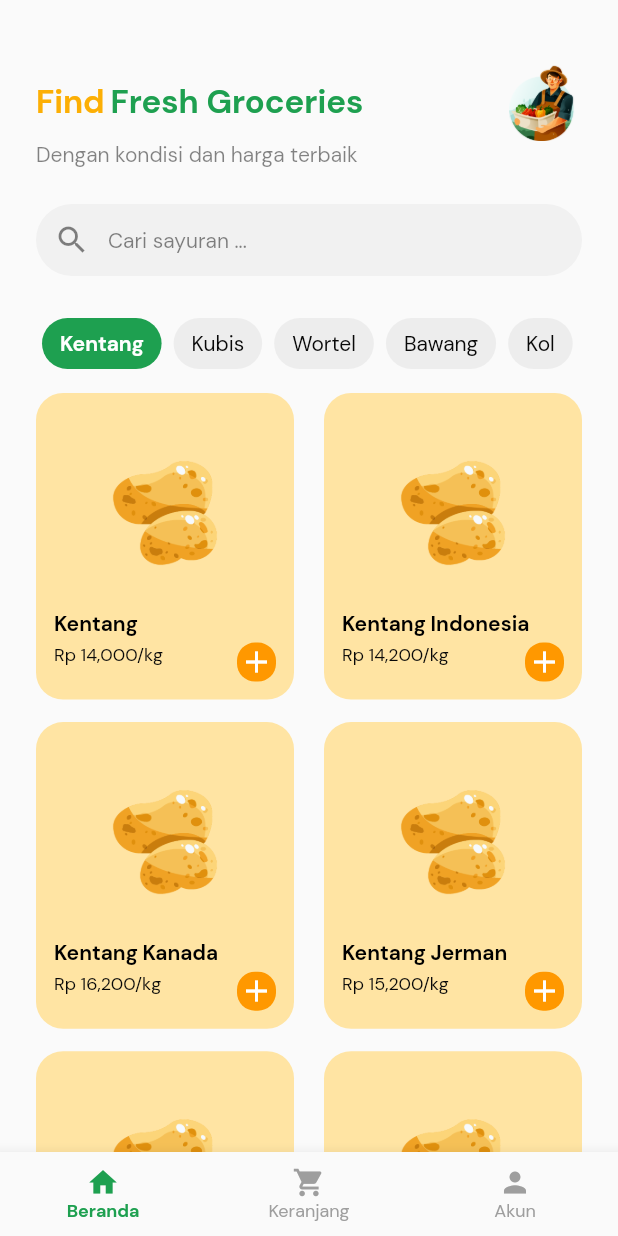
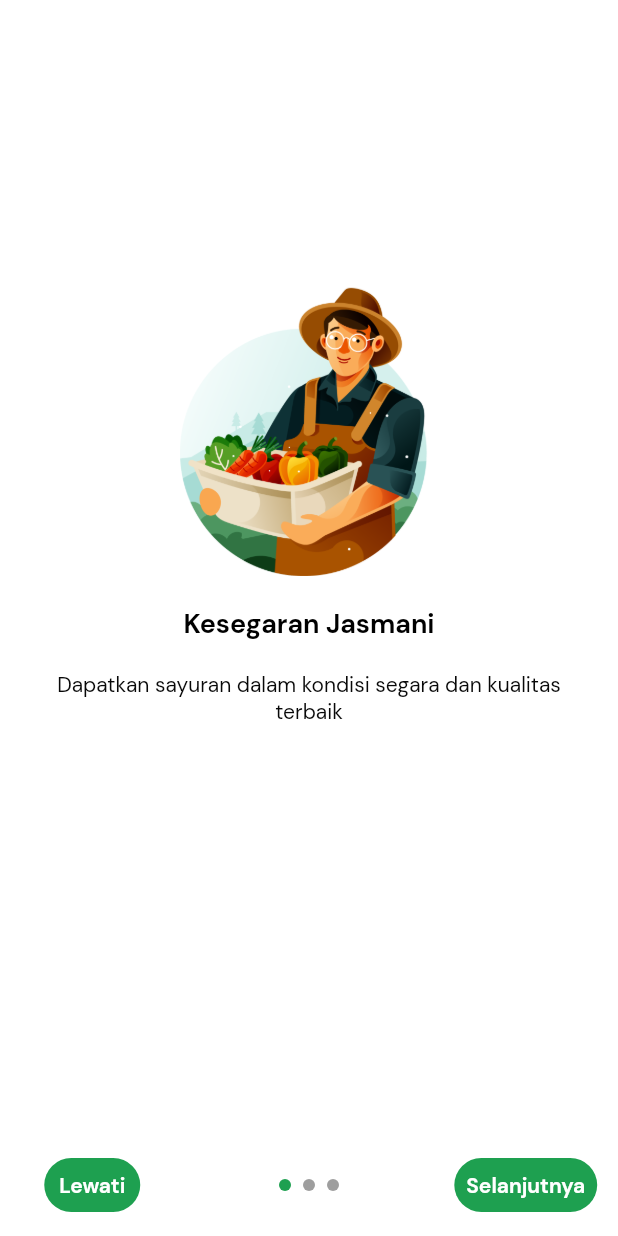
Before and after one commit to Mufkhalif/fl-daily, a Flutter app: the screen it shows after launch, on a phone screen of 412 x 824 dp. Run offline on Flutter 3.47's test engine with Material 2 defaults, Android fonts, the phone set to English and light mode, and no system bars; drawn by our look-alikes of buttons_tabbar, intro_slider; our stand-ins replace bloc, dartz, equatable, flutter_bloc, get_it, lottie and 2 more; missing offline and left inert: encrypt; accounts and stored records are empty.

Commit message:
add intro page

```diff
--- a/lib/data/datasource/store/list_fruits.dart
+++ b/lib/data/datasource/store/list_fruits.dart
@@ -138,4 +138,180 @@ List<Fruit> fruits = const [
     bgColor: 'DAECFF',
     typeFruit: TypeFruit.cabbage,
   ),
+  Fruit(
+    id: 18,
+    name: 'Wortel Sweet',
+    price: 15000,
+    assets: 'carrot.png',
+    bgColor: 'DAECFF',
+    typeFruit: TypeFruit.carrot,
+  ),
+  Fruit(
+    id: 19,
+    name: 'Wortel Jepang',
+    price: 25000,
+    assets: 'carrot.png',
+    bgColor: 'DAECFF',
+    typeFruit: TypeFruit.carrot,
+  ),
+  Fruit(
+    id: 20,
+    name: 'Wortel Subang',
+    price: 13000,
+    assets: 'carrot.png',
+    bgColor: 'DAECFF',
+    typeFruit: TypeFruit.carrot,
+  ),
+  Fruit(
+    id: 21,
+    name: 'Wortel Subang',
+    price: 13200,
+    assets: 'carrot.png',
+    bgColor: 'DAECFF',
+    typeFruit: TypeFruit.carrot,
+  ),
+  Fruit(
+    id: 22,
+    name: 'Wortel Jepara',
+    price: 13300,
+    assets: 'carrot.png',
+    bgColor: 'DAECFF',
+    typeFruit: TypeFruit.carrot,
+  ),
+  Fruit(
+    id: 23,
+    name: 'Labu Kemang',
+    price: 7600,
+    assets: 'pumpkin.png',
+    bgColor: 'FDF5EA',
+    typeFruit: TypeFruit.pumpkin,
+  ),
+  Fruit(
+    id: 24,
+    name: 'Labu Makasar',
+    price: 8600,
+    assets: 'pumpkin.png',
+    bgColor: 'FDF5EA',
+    typeFruit: TypeFruit.pumpkin,
+  ),
+  Fruit(
+    id: 25,
+    name: 'Labu Kamboja',
+    price: 10600,
+    assets: 'pumpkin.png',
+    bgColor: 'FDF5EA',
+    typeFruit: TypeFruit.pumpkin,
+  ),
+  Fruit(
+    id: 26,
+    name: 'Labu Samping',
+    price: 11600,
+    assets: 'pumpkin.png',
+    bgColor: 'FDF5EA',
+    typeFruit: TypeFruit.pumpkin,
+  ),
+  Fruit(
+    id: 27,
+    name: 'Bawang Malang',
+    price: 13400,
+    assets: 'onion.png',
+    bgColor: 'DAECFF',
+    typeFruit: TypeFruit.onion,
+  ),
+  Fruit(
+    id: 28,
+    name: 'Bawang Cirebon',
+    price: 8400,
+    assets: 'onion.png',
+    bgColor: 'DAECFF',
+    typeFruit: TypeFruit.onion,
+  ),
+  Fruit(
+    id: 29,
+    name: 'Bawang Bugis',
+    price: 5400,
+    assets: 'onion.png',
+    bgColor: 'DAECFF',
+    typeFruit: TypeFruit.onion,
+  ),
+  Fruit(
+    id: 30,
+    name: 'Sawi Bangka',
+    price: 14340,
+    assets: 'cabbage.png',
+    bgColor: 'FFE4A3',
+    typeFruit: TypeFruit.cauliflower,
+  ),
+  Fruit(
+    id: 31,
+    name: 'Sawi Sweet',
+    price: 13340,
+    assets: 'cabbage.png',
+    bgColor: 'FFE4A3',
+    typeFruit: TypeFruit.cauliflower,
+  ),
+  Fruit(
+    id: 32,
+    name: 'Sawi Gula',
+    price: 12340,
+    assets: 'cabbage.png',
+    bgColor: 'FFE4A3',
+    typeFruit: TypeFruit.cauliflower,
+  ),
+  Fruit(
+    id: 33,
+    name: 'Sawi California',
+    price: 16340,
+    assets: 'cabbage.png',
+    bgColor: 'FFE4A3',
+    typeFruit: TypeFruit.cauliflower,
+  ),
+  Fruit(
+    id: 34,
+    name: 'Tomat Manis',
+    price: 11600,
+    assets: 'tomato.png',
+    bgColor: 'DAECFF',
+    typeFruit: TypeFruit.tomato,
+  ),
+  Fruit(
+    id: 35,
+    name: 'Tomat Merah',
+    price: 13600,
+    assets: 'tomato.png',
+    bgColor: 'DAECFF',
+    typeFruit: TypeFruit.tomato,
+  ),
+  Fruit(
+    id: 36,
+    name: 'Tomat Kuning',
+    price: 17600,
+    assets: 'tomato.png',
+    bgColor: 'DAECFF',
+    typeFruit: TypeFruit.tomato,
+  ),
+  Fruit(
+    id: 37,
+    name: 'Paprika Tangerang',
+    price: 6600,
+    assets: 'red_capsicum.png',
+    bgColor: 'FDF5EA',
+    typeFruit: TypeFruit.paprica,
+  ),
+  Fruit(
+    id: 38,
+    name: 'Paprika Manis',
+    price: 10600,
+    assets: 'red_capsicum.png',
+    bgColor: 'FDF5EA',
+    typeFruit: TypeFruit.paprica,
+  ),
+  Fruit(
+    id: 39,
+    name: 'Paprika Bugis',
+    price: 12600,
+    assets: 'red_capsicum.png',
+    bgColor: 'FDF5EA',
+    typeFruit: TypeFruit.paprica,
+  ),
 ];
--- a/lib/main.dart
+++ b/lib/main.dart
@@ -4,6 +4,7 @@ import 'package:klikdaily/domain/models/fruit.dart';
 import 'package:klikdaily/presentation/blocs/cart/cart_bloc.dart';
 import 'package:klikdaily/presentation/blocs/profile/profile_bloc.dart';
 import 'package:klikdaily/presentation/blocs/search/search_bloc.dart';
+import 'package:klikdaily/presentation/pages/app_intro_page.dart';
 import 'package:klikdaily/presentation/pages/search_page.dart';
 import 'package:klikdaily/presentation/pages/detail_page.dart';
 import 'package:klikdaily/presentation/pages/home_page.dart';
@@ -36,12 +37,15 @@ class MyApp extends StatelessWidget {
       ],
       child: MaterialApp(
         debugShowCheckedModeBanner: false,
-        home: const HomePage(),
+        // home: const HomePage(),
+        home: AppIntroPage(),
         initialRoute: '/',
         onGenerateRoute: (RouteSettings settings) {
           switch (settings.name) {
             case HomePage.routeName:
               return MaterialPageRoute(builder: (_) => const HomePage());
+            case AppIntroPage.routeName:
+              return MaterialPageRoute(builder: (_) => const AppIntroPage());
             case SearchPage.routeName:
               return MaterialPageRoute(builder: (_) => const SearchPage());
             case DetailPage.routeName:
@@ -51,7 +55,8 @@ class MyApp extends StatelessWidget {
               return MaterialPageRoute(
                 builder: (_) {
                   return const Scaffold(
-                      body: Center(child: Text('Page not found :(')));
+                    body: Center(child: Text('Page not found :(')),
+                  );
                 },
               );
           }
--- /dev/null
+++ b/lib/presentation/pages/app_intro_page.dart
@@ -0,0 +1,168 @@
+import 'package:flutter/material.dart';
+import 'package:intro_slider/intro_slider.dart';
+import 'package:intro_slider/slide_object.dart';
+import 'package:klikdaily/presentation/pages/home_page.dart';
+import 'package:klikdaily/themes/theme.dart';
+
+class AppIntroPage extends StatefulWidget {
+  static const routeName = "/app-intro";
+
+  const AppIntroPage({Key? key}) : super(key: key);
+
+  @override
+  State<AppIntroPage> createState() => _AppIntroPageState();
+}
+
+class _AppIntroPageState extends State<AppIntroPage> {
+  List<Slide> slides = [
+    Slide(
+      title: "Kesegaran Jasmani",
+      description: "Dapatkan sayuran dalam kondisi segara dan kualitas terbaik",
+      pathImage: "assets/images/onboarding_1.png",
+    ),
+    Slide(
+      title: "Langsung Dipetik",
+      description:
+          "Sayuran yang kami sediakan dalam kondisi terbaik langsung dipetik dari kebun",
+      pathImage: "assets/images/onboarding_2.png",
+    ),
+    Slide(
+      title: "Diantar Langsung",
+      description:
+          "Setelah sayuran dipetik kebun kami langsung mengirimkannya untuk Anda",
+      pathImage: "assets/images/onboarding_3.png",
+    ),
+  ];
+
+  void onDonePress() {
+    Navigator.pushNamedAndRemoveUntil(
+        context, HomePage.routeName, (route) => false);
+  }
+
+  Widget renderNextBtn() {
+    return Text(
+      'Selanjutnya',
+      style: bold.copyWith(
+        color: Colors.white,
+      ),
+    );
+  }
+
+  Widget renderDoneBtn() {
+    return Text(
+      'Mulai',
+      style: bold.copyWith(
+        color: Colors.white,
+      ),
+    );
+  }
+
+  Widget renderSkipBtn() {
+    return Text(
+      'Lewati',
+      style: bold.copyWith(
+        color: Colors.white,
+      ),
+    );
+  }
+
+  ButtonStyle myButtonStyle() {
+    return ButtonStyle(
+      shape: MaterialStateProperty.all<OutlinedBorder>(const StadiumBorder()),
+      backgroundColor: MaterialStateProperty.all<Color>(green),
+      overlayColor: MaterialStateProperty.all<Color>(yellow),
+    );
+  }
+
+  List<Widget> renderListCustomTabs() {
+    List<Widget> tabs = [];
+
+    for (int i = 0; i < slides.length; i++) {
+      Slide currentSlide = slides[i];
+      tabs.add(
+        Container(
+          width: double.infinity,
+          height: double.infinity,
+          padding: const EdgeInsets.all(24),
+          decoration: const BoxDecoration(color: Colors.white),
+          child: Container(
+            margin: const EdgeInsets.only(bottom: 60.0, top: 60.0),
+            child: ListView(
+              children: <Widget>[
+                const SizedBox(
+                  height: 100,
+                ),
+                GestureDetector(
+                    child: Image.asset(
+                  currentSlide.pathImage ?? "assets/images/onboarding_1.png",
+                  width: 200.0,
+                  height: 200.0,
+                  fit: BoxFit.contain,
+                )),
+                Container(
+                  child: Text(
+                    currentSlide.title ?? "",
+                    style: bold.copyWith(fontSize: 18),
+                    textAlign: TextAlign.center,
+                  ),
+                  margin: const EdgeInsets.only(top: 20.0),
+                ),
+                Container(
+                  child: Text(
+                    currentSlide.description ?? "",
+                    style: regular,
+                    textAlign: TextAlign.center,
+                    maxLines: 5,
+                    overflow: TextOverflow.ellipsis,
+                  ),
+                  margin: const EdgeInsets.only(top: 20.0),
+                ),
+              ],
+            ),
+          ),
+        ),
+      );
+    }
+
+    return tabs;
+  }
+
+  @override
+  Widget build(BuildContext context) {
+    return Scaffold(
+      backgroundColor: Colors.white,
+      body: SafeArea(
+        child: IntroSlider(
+          // List slides
+          slides: slides,
+
+          // Skip button
+          renderSkipBtn: renderSkipBtn(),
+          skipButtonStyle: myButtonStyle(),
+
+          // Next button
+          renderNextBtn: renderNextBtn(),
+          nextButtonStyle: myButtonStyle(),
+
+          // Done button
+          renderDoneBtn: renderDoneBtn(),
+          onDonePress: onDonePress,
+          doneButtonStyle: myButtonStyle(),
+
+          // Dot indicator
+          colorDot: Colors.grey,
+          colorActiveDot: green,
+          sizeDot: 8.0,
+
+          // Show or hide status bar
+          // hideStatusBar: true,
+          backgroundColorAllSlides: Colors.white,
+          listCustomTabs: renderListCustomTabs(),
+
+          // Scrollbar
+          // verticalScrollbarBehavior: scrollbarBehavior.SHOW_ALWAYS,
+        ),
+      ),
+    );
+  }
+}
--- a/lib/presentation/pages/home_page.dart
+++ b/lib/presentation/pages/home_page.dart
@@ -7,7 +7,7 @@ import 'package:klikdaily/presentation/pages/tabs/home.dart';
 import 'package:klikdaily/themes/theme.dart';
 
 class HomePage extends StatefulWidget {
-  static const routeName = "/";
+  static const routeName = "/home-page";
 
   const HomePage({Key? key}) : super(key: key);
 
--- a/lib/utils/type_fruits.dart
+++ b/lib/utils/type_fruits.dart
@@ -78,7 +78,7 @@ List<TabItem> listTabItem = [
     typeFruit: TypeFruit.onion,
   ),
   TabItem(
-    name: "Kol",
+    name: "Sawi",
     typeFruit: TypeFruit.cauliflower,
   ),
   TabItem(
--- a/pubspec.yaml
+++ b/pubspec.yaml
@@ -46,8 +46,7 @@ dependencies:
   intl: ^0.17.0
   readmore: ^2.1.0
   lottie: ^1.2.1
-
-
+  intro_slider: ^3.0.3
 
 dev_dependencies:
   flutter_test:
```
Also changed, not shown: lib/presentation/blocs/cart/cart_bloc.dart (+0 -25 lines), pubspec.lock, 2 other files.
